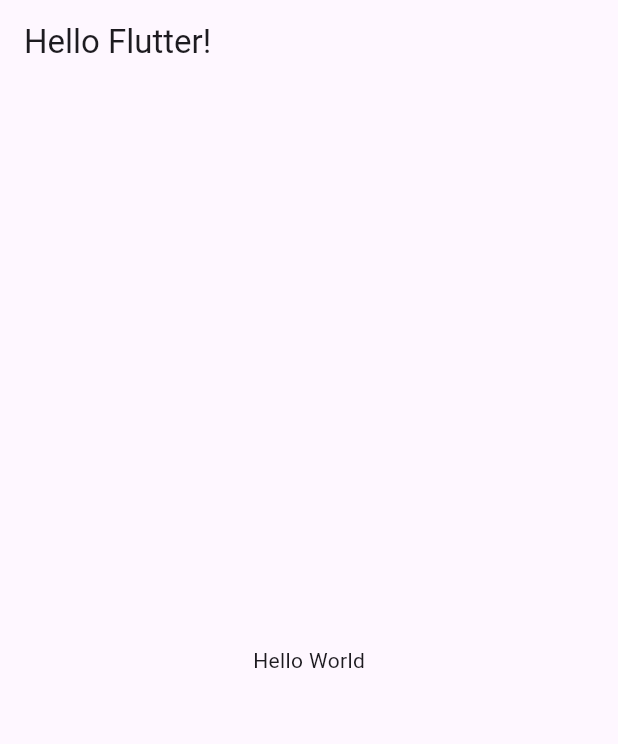
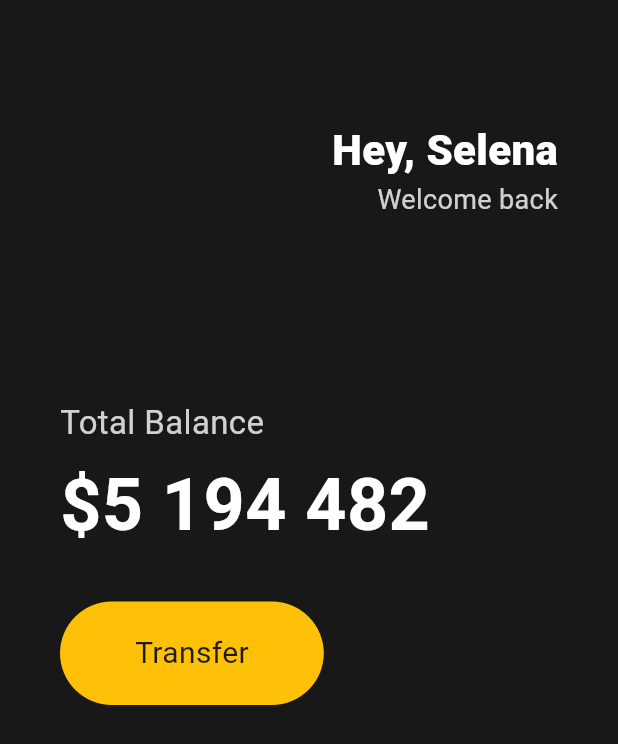
Before and after one commit to kanaheo/toonworld, a Flutter app: the screen it shows after launch, on a phone screen of 412 x 824 dp. Shown: the top 744 px of the screen. Run offline on Flutter 3.47's test engine with Material 3 defaults, Android fonts, the phone set to English and light mode, and no system bars.

Commit message:
ui practice

```diff
--- a/lib/main.dart
+++ b/lib/main.dart
@@ -1,20 +1,100 @@
 import 'package:flutter/material.dart';
 
 void main() {
-  runApp(App());
+  runApp(const App());
 }
 
 class App extends StatelessWidget {
+  const App({super.key});
+
   @override
   Widget build(BuildContext context) {
-    // TODO: implement build
     return MaterialApp(
       home: Scaffold(
-        appBar: AppBar(
-          title: Text("Hello Flutter!"),
-        ),
-        body: Center(
-          child: Text("Hello World"),
+        backgroundColor: const Color(0xFF181818),
+        body: Padding(
+          padding: const EdgeInsets.symmetric(
+            horizontal: 40,
+          ),
+          child: Column(
+            crossAxisAlignment: CrossAxisAlignment.start,
+            children: [
+              const SizedBox(
+                height: 80,
+              ),
+              const Row(
+                mainAxisAlignment: MainAxisAlignment.end,
+                children: [
+                  Column(
+                    crossAxisAlignment: CrossAxisAlignment.end,
+                    children: [
+                      Text(
+                        'Hey, Selena',
+                        style: TextStyle(
+                          color: Colors.white,
+                          fontSize: 28,
+                          fontWeight: FontWeight.w800,
+                        ),
+                      ),
+                      Text(
+                        'Welcome back',
+                        style: TextStyle(
+                          color: Color.fromRGBO(255, 255, 255, 0.8),
+                          fontSize: 18,
+                        ),
+                      ),
+                    ],
+                  )
+                ],
+              ),
+              const SizedBox(
+                height: 120,
+              ),
+              Text(
+                'Total Balance',
+                style: TextStyle(
+                  fontSize: 22,
+                  color: Colors.white.withOpacity(0.8),
+                ),
+              ),
+              const SizedBox(
+                height: 5,
+              ),
+              const Text(
+                '\$5 194 482',
+                style: TextStyle(
+                  fontSize: 48,
+                  fontWeight: FontWeight.w600,
+                  color: Colors.white,
+                ),
+              ),
+              const SizedBox(
+                height: 30,
+              ),
+              Row(
+                children: [
+                  Container(
+                    decoration: BoxDecoration(
+                      color: Colors.amber,
+                      borderRadius: BorderRadius.circular(45),
+                    ),
+                    child: const Padding(
+                      padding: EdgeInsets.symmetric(
+                        vertical: 20,
+                        horizontal: 50,
+                      ),
+                      child: Text(
+                        'Transfer',
+                        style: TextStyle(
+                          fontSize: 20,
+                        ),
+                      ),
+                    ),
+                  )
+                ],
+              )
+            ],
+          ),
         ),
       ),
     );
```
